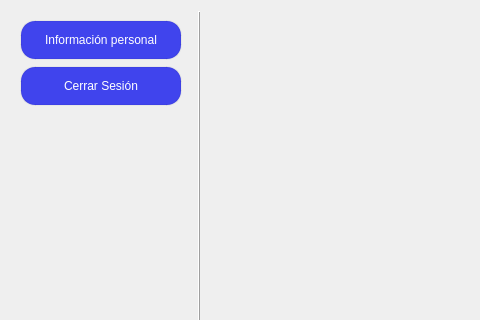
Above: SafeSpace/client/src/view/account/accountpage.ui from Svndda/CI-0123-PIRS-incomprendidos before the change; both pictures show x 0 to 480 and y 0 to 320 of the 850 by 776 pixel window. Below: the same form after it.
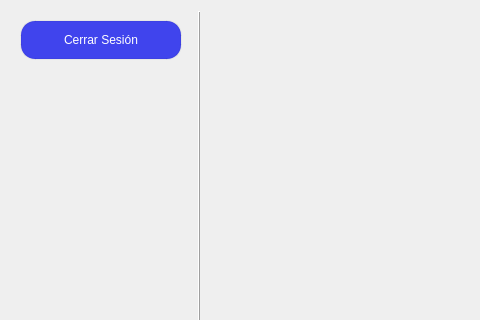
That is the form after the change. Custom widgets are drawn as their Qt base class.

The edit to the form file:
```diff
--- a/SafeSpace/client/src/view/account/accountpage.ui
+++ b/SafeSpace/client/src/view/account/accountpage.ui
@@ -44,60 +44,6 @@
       <enum>QFrame::Shape::NoFrame</enum>
      </property>
      <layout class="QVBoxLayout" name="verticalLayout">
-      <item>
-       <widget class="Button" name="sensors_button">
-        <property name="sizePolicy">
-         <sizepolicy hsizetype="Expanding" vsizetype="Fixed">
-          <horstretch>0</horstretch>
-          <verstretch>0</verstretch>
-         </sizepolicy>
-        </property>
-        <property name="minimumSize">
-         <size>
-          <width>140</width>
-          <height>40</height>
-         </size>
-        </property>
-        <property name="maximumSize">
-         <size>
-          <width>200</width>
-          <height>40</height>
-         </size>
-        </property>
-        <property name="styleSheet">
-         <string notr="true">QPushButton {
-	border-radius: 15px;
-	padding: 5px;
-	background-color: rgb(64, 68, 237);
-	color: white;
-	border: 2px solid rgba(0, 0, 0, 10); /* Borde tenue */
-}
-
-QPushButton:hover {
-  background-color: rgb(90, 90, 255);    /* Fondo al pasar el mouse */
-  color: white;                /* Color del texto al pasar el mouse */
-}
-
-QPushButton:pressed {
-  background-color: rgb(51, 55, 188)     /* Fondo al presionar */
-  color: white;                /* Color del texto al presionar */
-}
-
-QPushButton:disabled {
-  background-color: rgb(39, 39, 43);     /* Fondo deshabilitado */
-  color: #7f8c8d;                /* Color del texto deshabilitado */
-}
-
-QPushButton:checked {
-  background-color: #27ae60;     /* Fondo cuando está checkable y activado */
-  color: #ecf0f1;        
-}</string>
-        </property>
-        <property name="text">
-         <string>Información personal</string>
-        </property>
-       </widget>
-      </item>
       <item>
        <widget class="Button" name="logout_button">
         <property name="sizePolicy">
```
